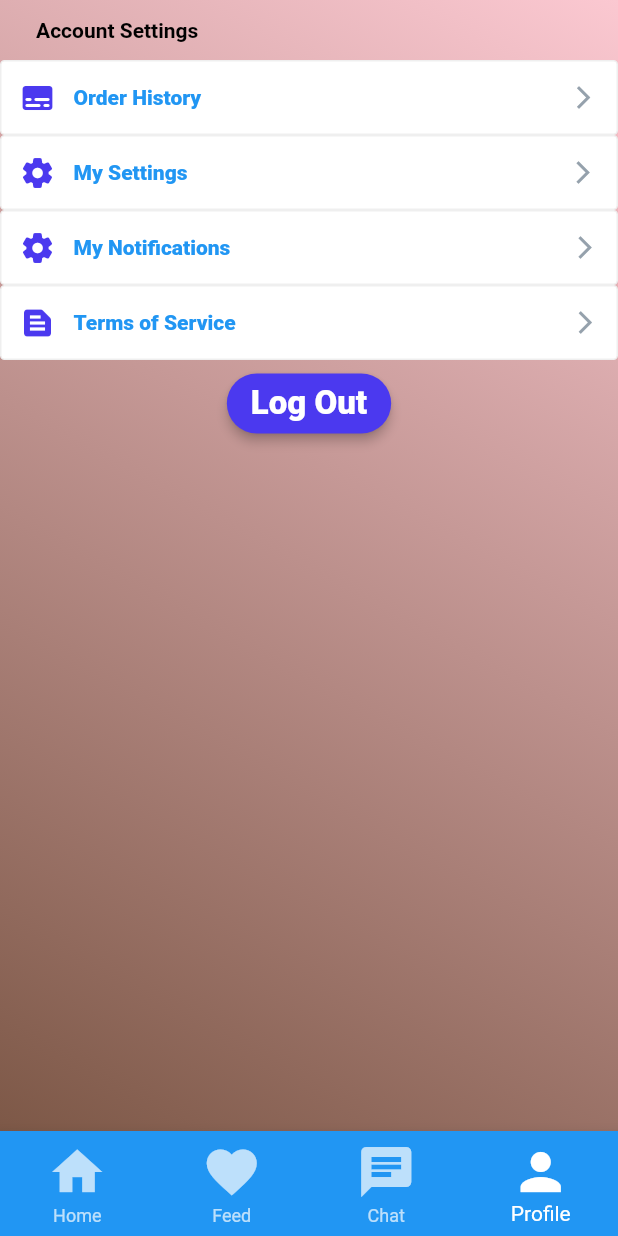
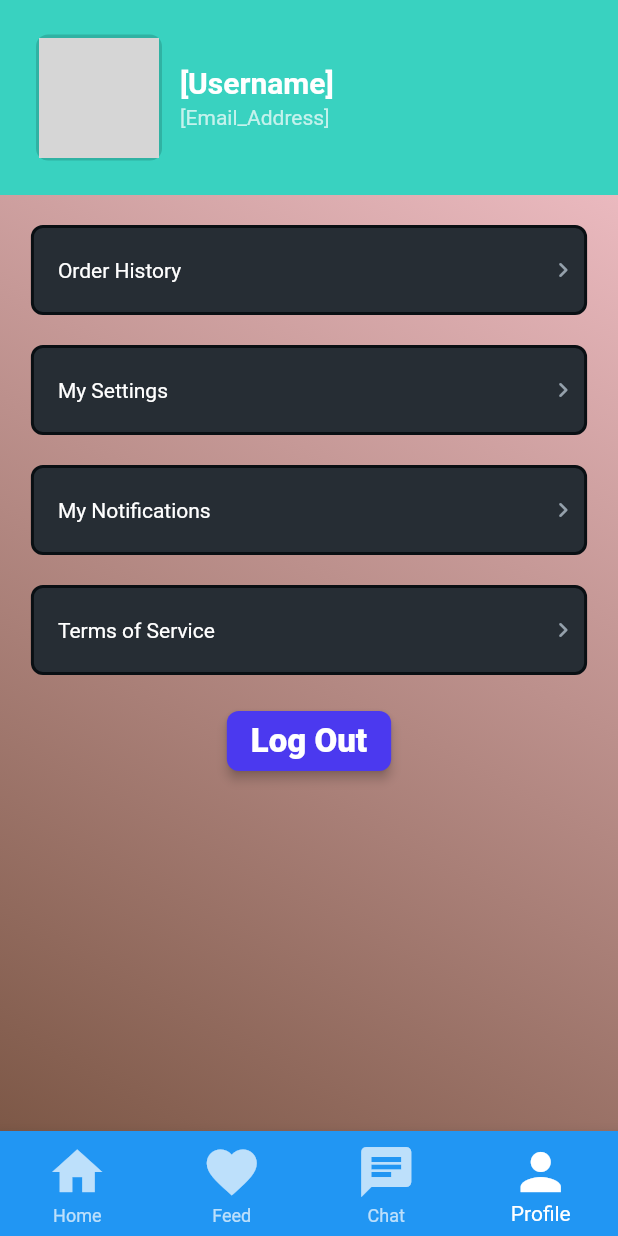
Before and after one commit to adtoria/PCOSimplify, a Flutter app: the screen it shows after launch, item 4 of the bottom bar chosen, on a phone screen of 412 x 824 dp. Run offline on Flutter 3.47's test engine with Material 2 defaults, Android fonts, the phone set to English and light mode, and no system bars; our stand-ins replace smooth_page_indicator; network calls fail; Roboto replaces fonts that are missing (Lexend Deca); grey boxes are pictures that could not be loaded.

Commit message:
Profile page modified

```diff
--- a/lib/getStarted.dart
+++ b/lib/getStarted.dart
@@ -1,16 +1,16 @@
 import 'package:flutter/material.dart';
 import 'package:smooth_page_indicator/smooth_page_indicator.dart';
 
-class started extends StatefulWidget {
+class Started extends StatefulWidget {
   // started({this.padding});
   //
   // final double padding;
 
   @override
-  _startedState createState() => _startedState();
+  _StartedState createState() => _StartedState();
 }
 
-class _startedState extends State<started> {
+class _StartedState extends State<Started> {
   PageController pageViewController = PageController();
   final scaffoldKey = GlobalKey<ScaffoldState>();
 
--- a/lib/profilepage.dart
+++ b/lib/profilepage.dart
@@ -26,28 +26,84 @@ class _ProfilePageState extends State<ProfilePage> {
            child: SingleChildScrollView(
             child: Column(
               children: [
-                Row(
+                Container(
+                  width: MediaQuery.of(context).size.width,
+                  height: 130,
+                  decoration: BoxDecoration(
+                    color: Color(0xFF39D2C0),
+                  ),
+                  child: Padding(
+                    padding: EdgeInsetsDirectional.fromSTEB(20, 0, 20, 0),
+                    child: Row(
+                      mainAxisSize: MainAxisSize.max,
+                      mainAxisAlignment: MainAxisAlignment.start,
+                      crossAxisAlignment: CrossAxisAlignment.center,
                       children: [
+                        Card(
+                          clipBehavior: Clip.antiAliasWithSaveLayer,
+                          color: Color(0xFF30B2A3),
+                          elevation: 0,
+                          shape: RoundedRectangleBorder(
+                            borderRadius: BorderRadius.circular(8),
+                          ),
+                          child: Padding(
+                            padding: EdgeInsetsDirectional.fromSTEB(2, 2, 2, 2),
+                            child: ClipRRect(
+                              borderRadius: BorderRadius.circular(8),
+                              child: Image.network(
+                                'https://picsum.photos/seed/339/600',
+                                width: 80,
+                                height: 80,
+                                fit: BoxFit.cover,
+                              ),
+                            ),
+                          ),
+                        ),
+                        Expanded(
+                          child: Padding(
+                            padding: EdgeInsetsDirectional.fromSTEB(8, 0, 0, 0),
+                            child: Column(
+                              mainAxisSize: MainAxisSize.max,
+                              mainAxisAlignment: MainAxisAlignment.center,
+                              crossAxisAlignment: CrossAxisAlignment.start,
+                              children: [
+                                Text(
+                                  '[Username]',
+                                  style: TextStyle(
+                                    fontFamily: 'Lexend Deca',
+                                    color: Colors.white,
+                                    fontSize: 20,
+                                    fontWeight: FontWeight.bold,
+                                  ),
+                                ),
                                 Padding(
-                      padding: EdgeInsetsDirectional.fromSTEB(24, 12, 0, 12),
+                                  padding: EdgeInsetsDirectional.fromSTEB(0, 4, 0, 0),
                                   child: Text(
-                        'Account Settings',
+                                    '[Email_Address]',
                                     style: TextStyle(
-                          color: Colors.black,
+                                      fontFamily: 'Lexend Deca',
+                                      color: Color(0xB4FFFFFF),
                                       fontSize: 14,
-                          fontWeight: FontWeight.bold,
+                                      fontWeight: FontWeight.normal,
                                     ),
                                   ),
                                 ),
                               ],
                             ),
-                ProfilePageIcons(icon: Icons.subtitles_rounded, lable: "Order History"),
-                ProfilePageIcons(icon: Icons.settings_rounded, lable: "My Settings"),
-                ProfilePageIcons(icon: Icons.settings_rounded, lable: 'My Notifications'),
-                ProfilePageIcons(icon: Icons.text_snippet, lable: 'Terms of Service'),
+                          ),
+                        ),
+                      ],
+                    ),
+                  ),
+                ),
+
+                ProfilePageIcons(lable: "Order History"),
+                ProfilePageIcons(lable: "My Settings"),
+                ProfilePageIcons(lable: 'My Notifications'),
+                ProfilePageIcons(lable: 'Terms of Service'),
 
                 Padding(
-                  padding: EdgeInsetsDirectional.fromSTEB(0, 5, 0, 20),
+                  padding: EdgeInsetsDirectional.fromSTEB(0, 20, 0, 20),
                   child: Row(
                     mainAxisSize: MainAxisSize.max,
                     mainAxisAlignment: MainAxisAlignment.center,
@@ -68,14 +124,13 @@ class _ProfilePageState extends State<ProfilePage> {
                         color: Color(0xFF4B39EF),
                         elevation: 3,
                         shape: RoundedRectangleBorder(
-                          borderRadius: BorderRadius.circular(35.0),
+                          borderRadius: BorderRadius.circular(8.0),
                         ),
 
                       ),
                     ],
                   ),
-                )
-
+                ),
 
               ],
             ),
--- a/lib/profilepagehelp.dart
+++ b/lib/profilepagehelp.dart
@@ -1,66 +1,89 @@
 import 'package:flutter/material.dart';
 
 class ProfilePageIcons extends StatelessWidget {
-  ProfilePageIcons({required this.icon,required this.lable});
+  ProfilePageIcons({required this.lable});
 
-  final IconData icon;
   final String lable;
 
   @override
   Widget build(BuildContext context) {
-    return Row(
-      mainAxisSize: MainAxisSize.max,
-      children: [
-        Container(
-          width: MediaQuery.of(context).size.width,
-          height: 50,
-          decoration: BoxDecoration(
-            color: Colors.white,
-            shape: BoxShape.rectangle,
-            borderRadius: BorderRadius.circular(3.0),
-            border: Border.all(
-              color: Color(0xFFEFEFEF),
-              width: 1,
-            ),
+    return Padding(
+      padding: EdgeInsetsDirectional.fromSTEB(0, 20, 0, 0),
+      child: MaterialButton(
+        onPressed: () {
+          print('Button pressed ...');
+        },
+        minWidth: double.maxFinite,
+        height: 50.0,
+        //color: Color(0xFF4B39EF),
+        elevation: 2,
+        shape: RoundedRectangleBorder(
+          borderRadius: BorderRadius.circular(8.0),
         ),
         child: Row(
           mainAxisSize: MainAxisSize.max,
+          mainAxisAlignment: MainAxisAlignment.center,
           children: [
-              Padding(
-                padding:
-                EdgeInsetsDirectional.fromSTEB(12, 0, 0, 0),
-                child: Icon(
-                  icon,
-                  color: Color(0xFF4B39EF),
-                  size: 24,
+            Material(
+              color: Colors.transparent,
+              elevation: 0,
+              shape: RoundedRectangleBorder(
+                borderRadius: BorderRadius.circular(8),
+              ),
+              child: Container(
+                width: MediaQuery.of(context).size.width * 0.9,
+                height: 60,
+                decoration: BoxDecoration(
+                  color: Color(0xFF262D34),
+                  borderRadius: BorderRadius.circular(8),
+                  border: Border.all(
+                    color: Color(0xFF090F13),
+                    width: 2,
                   ),
                 ),
-              Padding(
-                padding:
-                EdgeInsetsDirectional.fromSTEB(12, 0, 0, 0),
-                child: Text(
+                child: Padding(
+                  padding: EdgeInsetsDirectional.fromSTEB(16, 0, 4, 0),
+                  child: Row(
+                    mainAxisSize: MainAxisSize.max,
+                    mainAxisAlignment: MainAxisAlignment.spaceBetween,
+                    children: [
+                      Text(
                         lable,
                         style: TextStyle(
-                    color: Colors.blue,
+                          fontFamily: 'Lexend Deca',
+                          color: Colors.white,
                           fontSize: 14,
-                    fontWeight: FontWeight.w900,
+                          fontWeight: FontWeight.normal,
                         ),
                       ),
+
+                      Icon(
+                        Icons.chevron_right_rounded,
+                        color: Color(0xFF95A1AC),
+                        size: 20,
                       ),
-              Expanded(
-                child: Align(
-                  alignment: AlignmentDirectional(0.9, 0),
-                  child: Icon(
-                    Icons.arrow_forward_ios,
-                    color: Color(0xFF95A1AC),
-                    size: 18,
+
+                      // MaterialButton(
+                      //   onPressed: () {
+                      //     print('Button pressed ...');
+                      //   },
+                      //   minWidth: 70.0,
+                      //   height: 50.0,
+                      //   color: Color(0xFF4B39EF),
+                      //   elevation: 2,
+                      //   shape: RoundedRectangleBorder(
+                      //     borderRadius: BorderRadius.circular(30.0),
+                      //   ),
+                      //
+                      // ),
+                    ],
+                  ),
                 ),
               ),
             ),
           ],
         ),
       ),
-      ],
     );
   }
 }
--- a/lib/screenholder.dart
+++ b/lib/screenholder.dart
@@ -45,7 +45,7 @@ class _ScreenholderState extends State<Screenholder> {
           BottomNavigationBarItem(
             icon: Icon(Icons.favorite),
             label: "Feed",
-            backgroundColor: Colors.blue,
+            backgroundColor: Colors.red,
           ),
           BottomNavigationBarItem(
             icon: Icon(Icons.chat),
```
Lines whose indentation alone changed are shown as unchanged.
